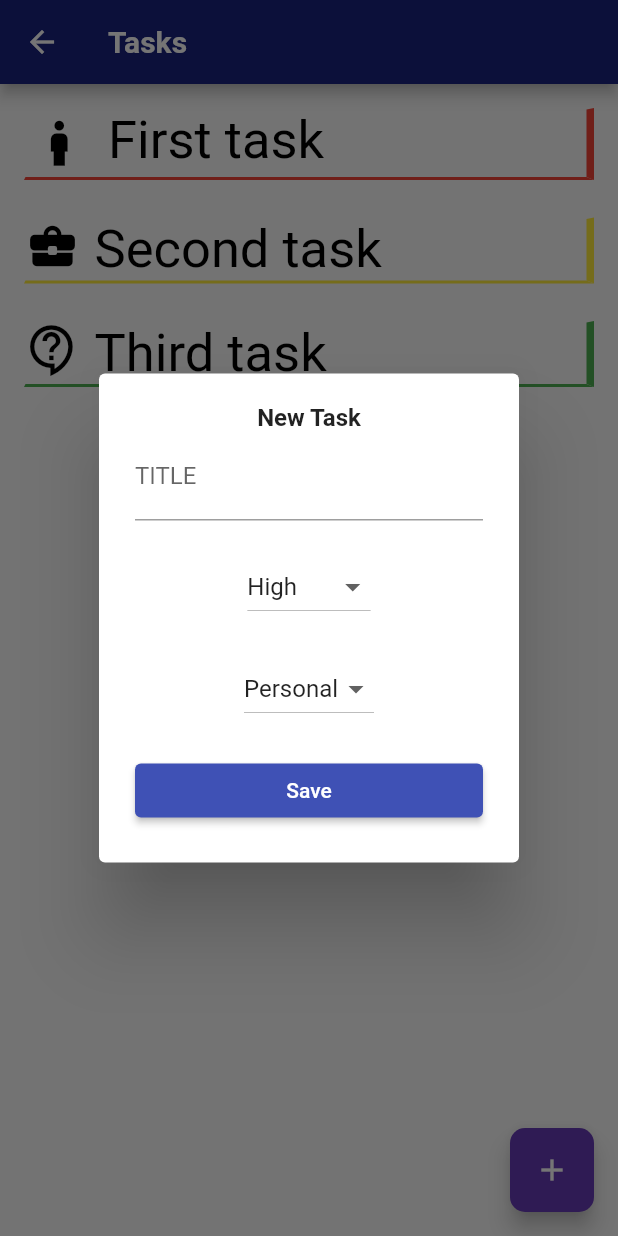
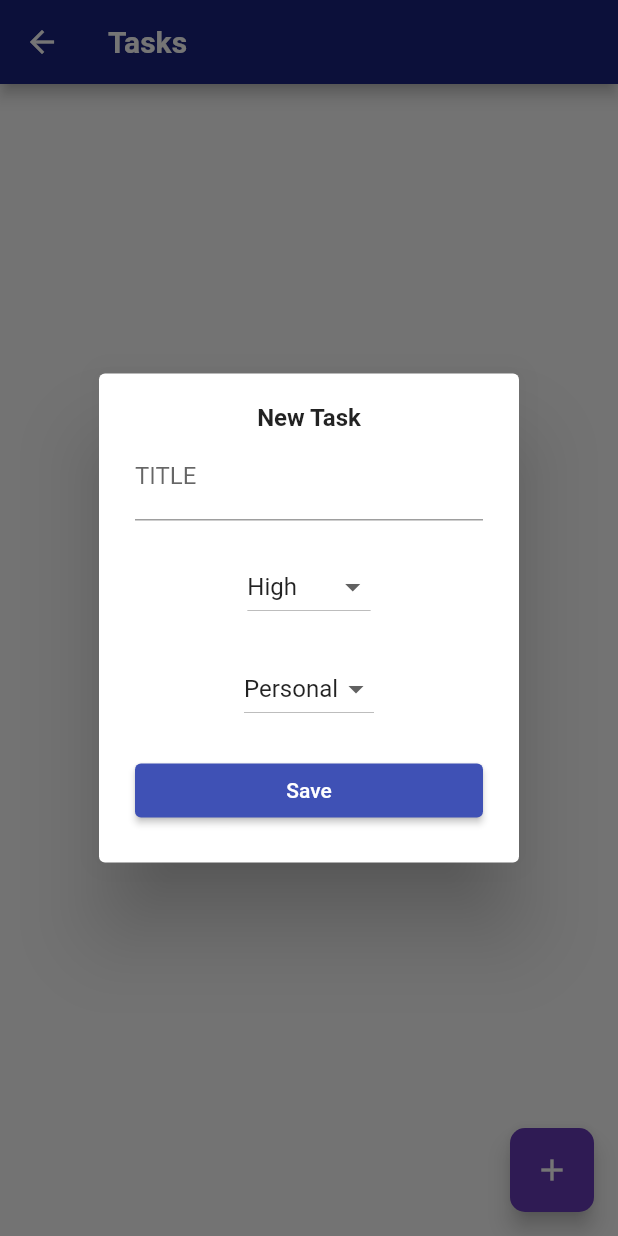
Before and after one commit to albertoMihailSala/productivity_app, a Flutter app: the TaskMenu screen opened directly, after a tap on the "add" icon, on a phone screen of 412 x 824 dp. Run offline on Flutter 3.47's test engine with Material 2 defaults, Android fonts, the phone set to English and light mode, and no system bars; drawn by our look-alikes of flutter_slidable; our stand-ins replace cloud_firestore, dotted_line, email_validator, firebase_auth, firebase_core, google_fonts; accounts and stored records are empty.

Commit message:
Implemented tasks - UI + Firebase

```diff
--- a/lib/provider/task_provider.dart
+++ b/lib/provider/task_provider.dart
@@ -4,28 +4,27 @@ import 'package:productivity_app/api/firebase_api.dart';
 //ignore_for_file: prefer_const_constructors
 
 class TaskProvider extends ChangeNotifier {
-  List<Task> _tasks = [
-    Task(
-      title: 'First task',
-      priority: 'High',
-      category: 'Personal',
-      createdAt: DateTime.now(),
-    ),
-    Task(
-      title: 'Second task',
-      priority: 'Medium',
-      category: 'Work',
-      createdAt: DateTime.now(),
-    ),
-    Task(
-      title: 'Third task',
-      priority: 'Low',
-      category: 'Other',
-      createdAt: DateTime.now(),
-    ),
-  ];
+  List<Task> _tasks = [];
 
   //GETTER
   List<Task> get tasks => _tasks.toList();
 
+  void addTask(Task task) => FirebaseApi.createTask(task);
+
+  void setTasks(List<Task> tasks) =>
+      //NE ASIGURĂM CĂ NU ESTE CHEMATĂ ÎN TIMPUL METODEI DE BUILD
+      WidgetsBinding.instance?.addPostFrameCallback((_) {
+        _tasks = tasks;
+        notifyListeners();
+  });
+
+  void removeTask(Task task) => FirebaseApi.removeTask(task);
+
+  void updateTask(Task task, String title, String? priority, String? category) {
+    task.title = title;
+    task.priority = priority;
+    task.category = category;
+
+    FirebaseApi.updateTask(task);
+  }
 }
--- a/lib/tasks/task_class.dart
+++ b/lib/tasks/task_class.dart
@@ -1,4 +1,4 @@
-
+import 'task_utils.dart';
 //FIELD WILL BE USED IN FIREBASE QUERY FOR ORDERBY
 class TaskField {
   static const createdAt = 'createdAt';
@@ -17,4 +17,22 @@ class Task {
     required this.category,
     required this.createdAt,
   });
+
+  //JSON METHOD FOR STORING IN FIREBASE
+  Map<String, dynamic> toJson() => {
+    'id': id,
+    'title': title,
+    'priority': priority,
+    'category': category,
+    'createdAt': TaskUtils.fromDateTimeToJson(createdAt),
+  };
+
+  //JSON METHOD FOR READING FROM FIREBASE
+  static Task fromJson(Map<String, dynamic> json) => Task(
+    id: json['id'],
+    title: json['title'],
+    priority: json['priority'],
+    category: json['category'],
+    createdAt: TaskUtils.fromJsonToDateTime(json['createdAt']),
+  );
 }
--- a/lib/tasks/task_form_widget.dart
+++ b/lib/tasks/task_form_widget.dart
@@ -43,7 +43,7 @@ class TaskFormWidget extends StatelessWidget {
     onChanged: onChangedTitle,
 
     //MAXIMUM LINES ALLOWED
-    maxLines: 1,
+    //maxLines: 1,
 
     //TITLE CAN'T BE EMPTY
     validator: (title){
--- a/lib/tasks/task_list_widget.dart
+++ b/lib/tasks/task_list_widget.dart
@@ -33,7 +33,7 @@ class TaskListWidget extends StatelessWidget {
           return TaskWidget(task: task);
         },
 
-        separatorBuilder: (context, index) => Container(height: 25),
+        separatorBuilder: (context, index) => Container(height: 15),
 
         itemCount: tasks.length);
   }
--- a/lib/tasks/task_menu.dart
+++ b/lib/tasks/task_menu.dart
@@ -1,6 +1,11 @@
+import 'package:cloud_firestore/cloud_firestore.dart';
+import 'package:productivity_app/api/firebase_api.dart';
 import 'package:flutter/material.dart';
-import 'package:productivity_app/tasks/task_list_widget.dart';
 import 'add_task_popup.dart';
+import 'package:provider/provider.dart';
+import 'package:productivity_app/provider/task_provider.dart';
+import 'task_class.dart';
+import 'task_list_widget.dart';
 //ignore_for_file: prefer_const_constructors
 
 class TaskMenu extends StatefulWidget {
@@ -21,7 +26,26 @@ class _TaskMenuState extends State<TaskMenu> {
       ),
       backgroundColor: Colors.indigo.shade900,
     ),
-    body: TaskListWidget(),
+
+    body: StreamBuilder<List<Task>>(
+        stream: readTasks(),
+        builder: (context, snapshot) {
+          switch (snapshot.connectionState) {
+            case ConnectionState.waiting:
+            //INDICATOR DE LOADING CÂT TIMP SUNT EXTRASE NOTIȚELE
+              return Center(child: CircularProgressIndicator());
+            default:
+              if (snapshot.hasData) {
+                final notes = snapshot.data;
+
+                final provider = Provider.of<TaskProvider>(context);
+                provider.setTasks(notes!);
+              }
+          }
+          return TaskListWidget();
+        }
+    ),
+
     floatingActionButton: FloatingActionButton(
       onPressed: () => showDialog(
         context: context,
@@ -37,4 +61,12 @@ class _TaskMenuState extends State<TaskMenu> {
       child: Icon(Icons.add),
     ),
   );
+
+  //STREAM-UL PENTRU CITIREA TASK-URILOR DIN FIREBASE
+  Stream<List<Task>> readTasks() =>
+      FirebaseFirestore.instance.collection('users').doc(FirebaseApi.getCurrentUser()).collection('tasks')
+          .orderBy(TaskField.createdAt, descending: true)
+          .snapshots()
+          .map((snapshot) =>
+          snapshot.docs.map((doc) => Task.fromJson(doc.data())).toList());
 }
--- /dev/null
+++ b/lib/tasks/task_utils.dart
@@ -0,0 +1,23 @@
+import 'package:flutter/material.dart';
+import 'package:cloud_firestore/cloud_firestore.dart';
+import 'package:flutter_slidable/flutter_slidable.dart';
+import 'task_class.dart';
+import 'package:provider/provider.dart';
+import 'package:productivity_app/provider/task_provider.dart';
+
+class TaskUtils {
+  //MESSAGES - Updated Task / Removed Task
+  static void showSnackBar(BuildContext context, String text) =>
+      ScaffoldMessenger.of(context)
+        ..removeCurrentSnackBar()
+        ..showSnackBar(SnackBar(content: Text(text)));
+
+  //JSON FOR DATETIME
+  static DateTime fromJsonToDateTime(Timestamp value){
+    return value.toDate();
+  }
+
+  static dynamic fromDateTimeToJson(DateTime date){
+    return date.toUtc();
+  }
+}
--- a/lib/tasks/task_widget.dart
+++ b/lib/tasks/task_widget.dart
@@ -1,10 +1,12 @@
 import 'package:flutter/material.dart';
 import 'package:flutter_slidable/flutter_slidable.dart';
 import 'task_class.dart';
+import 'package:provider/provider.dart';
+import 'package:productivity_app/provider/task_provider.dart';
+import 'task_utils.dart';
+import 'edit_task_page.dart';
 
 class TaskWidget extends StatelessWidget {
-  //const TaskWidget({Key? key}) : super(key: key);
-
   final Task task;
 
   const TaskWidget({
@@ -19,11 +21,11 @@ class TaskWidget extends StatelessWidget {
       motion: DrawerMotion(),
       children: [
         SlidableAction(
-          onPressed: null,
+          onPressed: (context) => editTask(context, task),
           backgroundColor: Colors.lightGreen,
           foregroundColor: Colors.white,
-          icon: Icons.edit,
-          label: 'Edit',
+          //icon: Icons.refresh,
+          label: 'Update',
         ),
       ],
     ),
@@ -34,17 +36,16 @@ class TaskWidget extends StatelessWidget {
       motion: DrawerMotion(),
       children: [
         SlidableAction(
-          onPressed: null,
+          onPressed: (context) => deleteTask(context, task),
           backgroundColor: Colors.red,
           foregroundColor: Colors.white,
-          icon: Icons.delete,
-          label: 'Delete',
+          //icon: Icons.close,
+          label: 'Remove',
         ),
       ],
     ),
   );
 
-  @override
   Widget buildTask(BuildContext context) => Container(
     decoration: BoxDecoration(
       border: Border(
@@ -65,16 +66,37 @@ class TaskWidget extends StatelessWidget {
       children: [
         getIcon(task),
         SizedBox(width: 10),
-        Text(
-          task.title,
-          style: TextStyle(
-            fontSize: 35,
-            color: Colors.black,
-          ),
+        Expanded(
+            child: Column(
+              crossAxisAlignment: CrossAxisAlignment.start,
+              children: [
+                Text(
+                  task.title,
+                  style: const TextStyle(
+                    fontSize: 30,
+                    color: Colors.black,
+                  ),
+                ),
+              ],
+            ),
         ),
       ],
     ),
   );
+
+  void editTask(BuildContext context, Task task) => Navigator.of(context).push(
+    MaterialPageRoute(builder: (context) => EditTaskPage(task: task),
+    ),
+
+  );
+
+  void deleteTask(BuildContext context, Task task){
+    final provider = Provider.of<TaskProvider>(context, listen: false);
+    provider.removeTask(task);
+
+    //DISPLAY MESSAGE
+    TaskUtils.showSnackBar(context, 'Task removed');
+  }
 
   Color getColor(Task task) {
     switch (task.priority) {
@@ -100,7 +122,7 @@ class TaskWidget extends StatelessWidget {
         return const Icon(
           Icons.business_center_rounded, //attach_money
           color: Colors.black,
-          size: 36.0);
+          size: 35);
       case 'Other':
         return const Icon(
           Icons.contact_support_outlined ,
```
Also changed, not shown: lib/api/firebase_api.dart (+27 -2 lines), lib/tasks/add_task_popup.dart (+32 -3 lines), lib/tasks/edit_task_page.dart (added, +78 -0 lines), lib/lists.dart (added).
